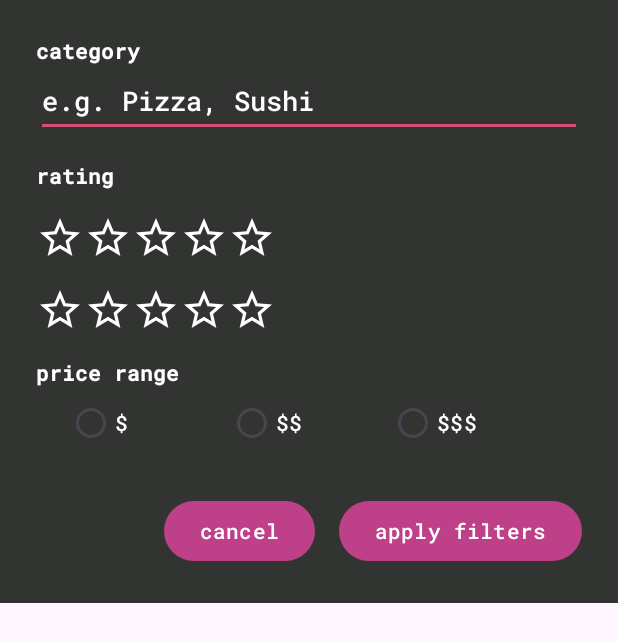
After one commit to sassalosrigas/tokki-app, an Android app: the layout filter_popup.xml on its own in the app's theme, with its tools: preview values and no code run, on a phone screen of 412 x 824 dp. The commit adds this screen. Shown: the top 642 px of the screen. Run offline under Robolectric (Android 15) with nearby library versions, the phone set to English and light mode, and no system bars.

Commit message:
store filters are amazing

```diff
--- /dev/null
+++ b/app/src/main/res/drawable/star_outline.xml
@@ -0,0 +1,5 @@
+<vector xmlns:android="http://schemas.android.com/apk/res/android" android:height="24dp" android:tint="#FFFFFF" android:viewportHeight="24" android:viewportWidth="24" android:width="24dp">
+
+    <path android:fillColor="@android:color/white" android:pathData="M22,9.24l-7.19,-0.62L12,2 9.19,8.63 2,9.24l5.46,4.73L5.82,21 12,17.27 18.18,21l-1.63,-7.03L22,9.24zM12,15.4l-3.76,2.27 1,-4.28 -3.32,-2.88 4.38,-0.38L12,6.1l1.71,4.04 4.38,0.38 -3.32,2.88 1,4.28L12,15.4z"/>
+
+</vector>
--- /dev/null
+++ b/app/src/main/res/layout/filter_popup.xml
@@ -0,0 +1,163 @@
+<?xml version="1.0" encoding="utf-8"?>
+<LinearLayout xmlns:android="http://schemas.android.com/apk/res/android"
+    android:layout_width="match_parent"
+    android:layout_height="wrap_content"
+    android:background="@color/jet"
+    android:orientation="vertical"
+    android:padding="24dp">
+
+    <TextView
+        android:layout_width="match_parent"
+        android:layout_height="match_parent"
+        android:text="@string/category"
+        android:textStyle="bold" />
+
+    <EditText
+        android:id="@+id/input_category"
+        android:layout_width="match_parent"
+        android:layout_height="48dp"
+        android:hint="@string/eg_category"
+        android:inputType="text"
+        android:textColorHint="@color/white" />
+
+    <TextView
+        android:layout_width="match_parent"
+        android:layout_height="match_parent"
+        android:layout_marginTop="16dp"
+        android:text="@string/rating"
+        android:textStyle="bold" />
+
+    <LinearLayout
+        android:id="@+id/rating_min_layout"
+        android:layout_width="wrap_content"
+        android:layout_height="wrap_content"
+        android:layout_marginTop="16dp"
+        android:orientation="horizontal">
+
+        <ImageView
+            android:id="@+id/min_star1"
+            android:layout_width="32dp"
+            android:layout_height="32dp"
+            android:src="@drawable/star_outline" />
+
+        <ImageView
+            android:id="@+id/min_star2"
+            android:layout_width="32dp"
+            android:layout_height="32dp"
+            android:src="@drawable/star_outline" />
+
+        <ImageView
+            android:id="@+id/min_star3"
+            android:layout_width="32dp"
+            android:layout_height="32dp"
+            android:src="@drawable/star_outline" />
+
+        <ImageView
+            android:id="@+id/min_star4"
+            android:layout_width="32dp"
+            android:layout_height="32dp"
+            android:src="@drawable/star_outline" />
+
+        <ImageView
+            android:id="@+id/min_star5"
+            android:layout_width="32dp"
+            android:layout_height="32dp"
+            android:src="@drawable/star_outline" />
+    </LinearLayout>
+
+    <LinearLayout
+        android:id="@+id/rating_max_layout"
+        android:layout_width="wrap_content"
+        android:layout_height="wrap_content"
+        android:layout_marginTop="16dp"
+        android:orientation="horizontal">
+
+        <ImageView
+            android:id="@+id/max_star1"
+            android:layout_width="32dp"
+            android:layout_height="32dp"
+            android:src="@drawable/star_outline" />
+
+        <ImageView
+            android:id="@+id/max_star2"
+            android:layout_width="32dp"
+            android:layout_height="32dp"
+            android:src="@drawable/star_outline" />
+
+        <ImageView
+            android:id="@+id/max_star3"
+            android:layout_width="32dp"
+            android:layout_height="32dp"
+            android:src="@drawable/star_outline" />
+
+        <ImageView
+            android:id="@+id/max_star4"
+            android:layout_width="32dp"
+            android:layout_height="32dp"
+            android:src="@drawable/star_outline" />
+
+        <ImageView
+            android:id="@+id/max_star5"
+            android:layout_width="32dp"
+            android:layout_height="32dp"
+            android:src="@drawable/star_outline" />
+    </LinearLayout>
+
+
+    <TextView
+        android:layout_width="match_parent"
+        android:layout_height="match_parent"
+        android:layout_marginTop="16dp"
+        android:text="@string/price_range"
+        android:textStyle="bold" />
+
+    <RadioGroup
+        android:id="@+id/price_filter_group"
+        android:layout_width="match_parent"
+        android:layout_height="wrap_content"
+        android:gravity="center"
+        android:orientation="horizontal">
+
+        <RadioButton
+            android:id="@+id/price_1"
+            android:layout_width="107dp"
+            android:layout_height="match_parent"
+            android:text="@string/one_dollar"
+            android:textColor="@color/white" />
+
+        <RadioButton
+            android:id="@+id/price_2"
+            android:layout_width="107dp"
+            android:layout_height="match_parent"
+            android:text="@string/two_dollars"
+            android:textColor="@color/white" />
+
+        <RadioButton
+            android:id="@+id/price_3"
+            android:layout_width="107dp"
+            android:layout_height="match_parent"
+            android:text="@string/three_dollars"
+            android:textColor="@color/white" />
+    </RadioGroup>
+
+    <LinearLayout
+        android:layout_width="match_parent"
+        android:layout_height="wrap_content"
+        android:layout_marginTop="24dp"
+        android:gravity="end"
+        android:orientation="horizontal">
+
+        <Button
+            android:id="@+id/button_cancel"
+            android:layout_width="wrap_content"
+            android:layout_height="wrap_content"
+            android:text="@string/cancel" />
+
+        <Button
+            android:id="@+id/button_apply"
+            android:layout_width="wrap_content"
+            android:layout_height="wrap_content"
+            android:layout_marginStart="16dp"
+            android:text="@string/apply_filters" />
+    </LinearLayout>
+</LinearLayout>
--- a/app/src/main/res/values/strings.xml
+++ b/app/src/main/res/values/strings.xml
@@ -21,5 +21,16 @@
     <string name="confirm_order">confirm order</string>
     <string name="addstoretext">time to add your store...</string>
     <string name="addstoresubtext">paste the json file path below.</string>
+    <string name="filter">filter</string>
+    <string name="category">category</string>
+    <string name="eg_category">e.g. Pizza, Sushi</string>
+    <string name="rating">rating</string>
+    <string name="to">to</string>
+    <string name="price_range">price range</string>
+    <string name="one_dollar">$</string>
+    <string name="two_dollars">$$</string>
+    <string name="three_dollars">$$$</string>
+    <string name="cancel">cancel</string>
+    <string name="apply_filters">apply filters</string>
 
 </resources>
```
Also changed, not shown: app/src/main/java/com/example/tokki/CustomerMain.java (+117 -0 lines), app/src/main/res/drawable/star_filled.xml (added, +10 -0 lines), app/src/main/res/layout/activity_customer_main.xml (+14 -1 lines).
